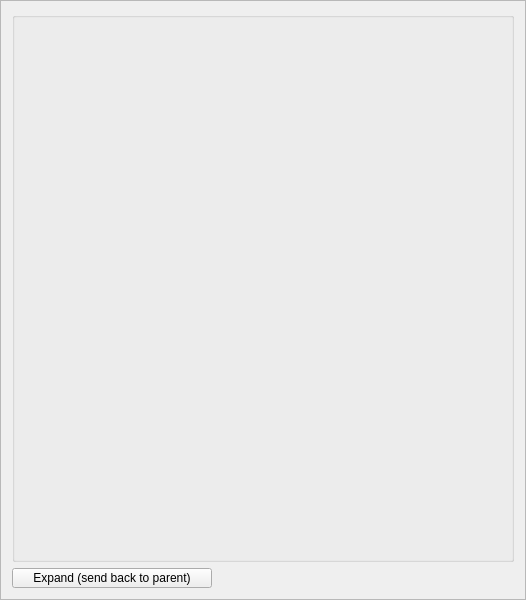
Qt form src/Interface/Application/SubnetEditor.ui (SCIInstitute/SCIRun) before a commit.
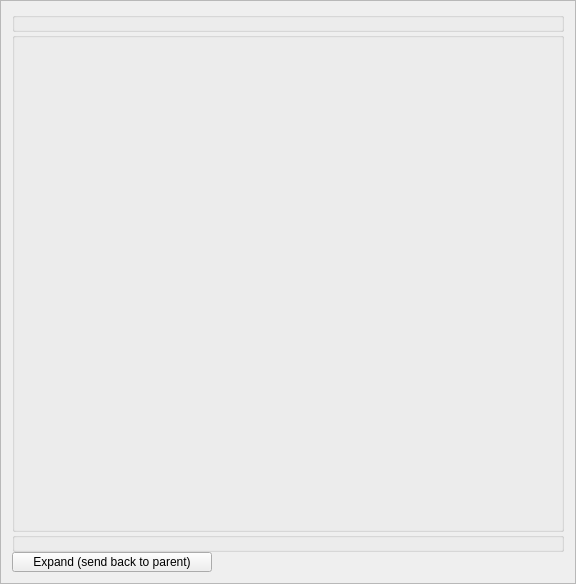
The same form after that commit.

Patch:
```diff
--- a/src/Interface/Application/SubnetEditor.ui
+++ b/src/Interface/Application/SubnetEditor.ui
@@ -6,8 +6,8 @@
    <rect>
     <x>0</x>
     <y>0</y>
-    <width>526</width>
-    <height>600</height>
+    <width>576</width>
+    <height>576</height>
    </rect>
   </property>
   <property name="windowTitle">
@@ -20,6 +20,28 @@
    <enum>QFrame::Raised</enum>
   </property>
   <layout class="QVBoxLayout" name="verticalLayout">
+   <property name="spacing">
+    <number>0</number>
+   </property>
+   <item>
+    <widget class="QGroupBox" name="inputPortsGroupBox_">
+     <property name="minimumSize">
+      <size>
+       <width>0</width>
+       <height>20</height>
+      </size>
+     </property>
+     <property name="toolTip">
+      <string>Input ports</string>
+     </property>
+     <property name="title">
+      <string/>
+     </property>
+     <property name="flat">
+      <bool>true</bool>
+     </property>
+    </widget>
+   </item>
    <item>
     <widget class="QGroupBox" name="groupBox">
      <property name="minimumSize">
@@ -33,6 +55,26 @@
      </property>
      <property name="title">
       <string/>
+     </property>
+     <zorder>tabWidget</zorder>
+    </widget>
+   </item>
+   <item>
+    <widget class="QGroupBox" name="outputPortsGroupBox_">
+     <property name="minimumSize">
+      <size>
+       <width>0</width>
+       <height>20</height>
+      </size>
+     </property>
+     <property name="toolTip">
+      <string>Output ports</string>
+     </property>
+     <property name="title">
+      <string/>
+     </property>
+     <property name="flat">
+      <bool>true</bool>
      </property>
     </widget>
    </item>
```
